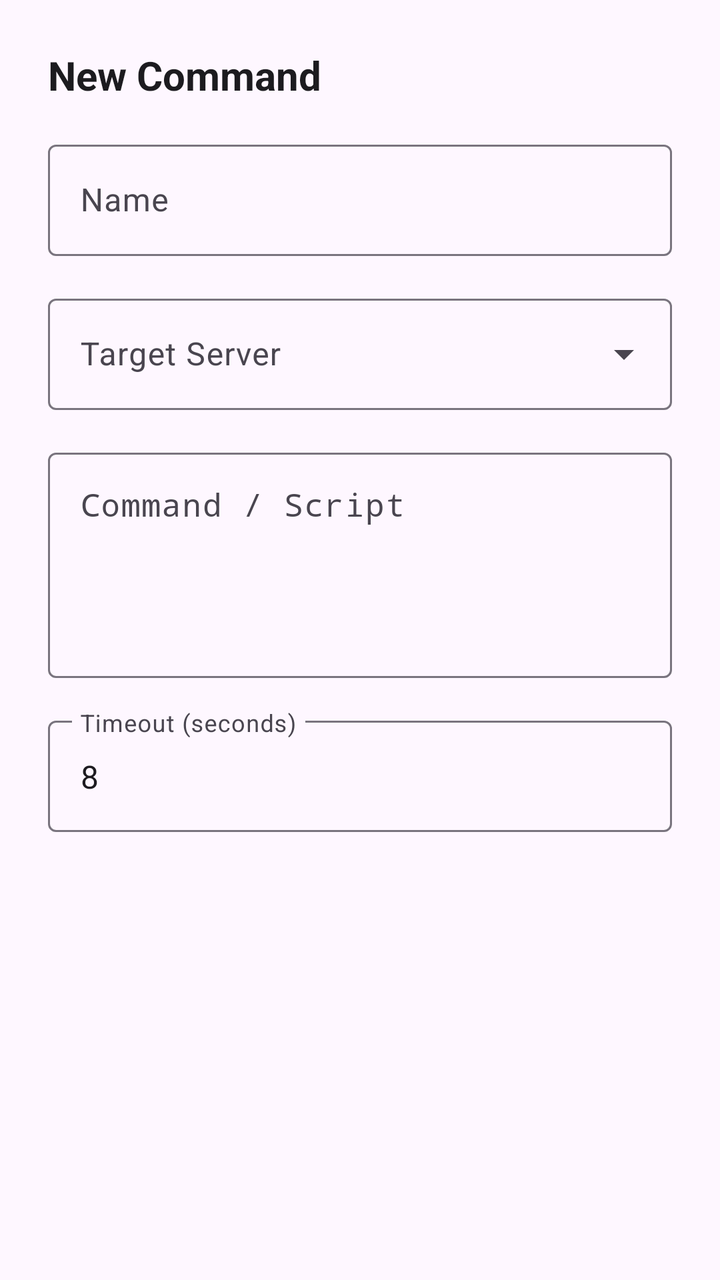
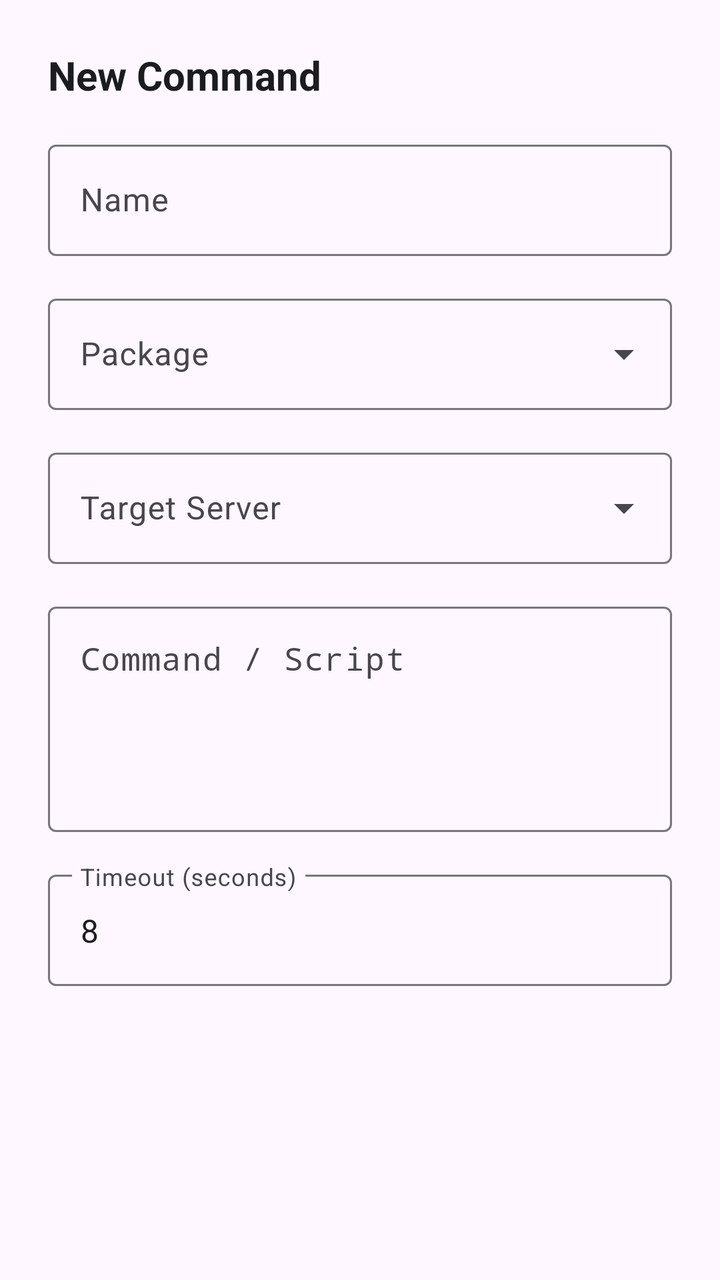

The first picture is an Android layout as it rendered before a commit; the second is the same layout after the commit. The layout source and the unified diff follow.
<!-- AndroidManifest.xml: application theme Theme.SSHRemoteExec -->
<!-- res/layout/dialog_edit_command.xml -->
<?xml version="1.0" encoding="utf-8"?>
<ScrollView xmlns:android="http://schemas.android.com/apk/res/android"
    xmlns:app="http://schemas.android.com/apk/res-auto"
    android:layout_width="match_parent"
    android:layout_height="wrap_content">

    <LinearLayout
        android:layout_width="match_parent"
        android:layout_height="wrap_content"
        android:orientation="vertical"
        android:padding="24dp">

        <TextView
            android:id="@+id/tv_dialog_title"
            android:layout_width="wrap_content"
            android:layout_height="wrap_content"
            android:text="@string/btn_add_command"
            android:textColor="@color/text_primary"
            android:textSize="20sp"
            android:textStyle="bold" />

        <com.google.android.material.textfield.TextInputLayout
            android:layout_width="match_parent"
            android:layout_height="wrap_content"
            android:layout_marginTop="16dp"
            android:hint="@string/name"
            app:boxBackgroundMode="outline">

            <com.google.android.material.textfield.TextInputEditText
                android:id="@+id/et_command_name"
                android:layout_width="match_parent"
                android:layout_height="wrap_content"
                android:singleLine="true" />
        </com.google.android.material.textfield.TextInputLayout>

        <com.google.android.material.textfield.TextInputLayout
            style="@style/Widget.Material3.TextInputLayout.OutlinedBox.ExposedDropdownMenu"
            android:layout_width="match_parent"
            android:layout_height="wrap_content"
            android:layout_marginTop="16dp"
            android:hint="@string/associate_server">

            <AutoCompleteTextView
                android:id="@+id/actv_server"
                android:layout_width="match_parent"
                android:layout_height="wrap_content"
                android:inputType="none" />
        </com.google.android.material.textfield.TextInputLayout>

        <com.google.android.material.textfield.TextInputLayout
            android:layout_width="match_parent"
            android:layout_height="wrap_content"
            android:layout_marginTop="16dp"
            android:hint="@string/command_content"
            app:boxBackgroundMode="outline">

            <com.google.android.material.textfield.TextInputEditText
                android:id="@+id/et_command_script"
                android:layout_width="match_parent"
                android:layout_height="wrap_content"
                android:fontFamily="monospace"
                android:gravity="top|start"
                android:lines="4"
                android:maxLines="8" />
        </com.google.android.material.textfield.TextInputLayout>

        <com.google.android.material.textfield.TextInputLayout
            android:layout_width="match_parent"
            android:layout_height="wrap_content"
            android:layout_marginTop="16dp"
            android:hint="@string/timeout_seconds"
            app:boxBackgroundMode="outline">

            <com.google.android.material.textfield.TextInputEditText
                android:id="@+id/et_timeout"
                android:layout_width="match_parent"
                android:layout_height="wrap_content"
                android:inputType="number"
                android:text="8" />
        </com.google.android.material.textfield.TextInputLayout>

    </LinearLayout>
</ScrollView>
<!-- resources referenced by this layout -->
<resources>
  <color name="text_primary">#1C1B1F</color>
  <string name="associate_server">Target Server</string>
  <string name="btn_add_command">New Command</string>
  <string name="command_content">Command / Script</string>
  <string name="name">Name</string>
  <string name="timeout_seconds">Timeout (seconds)</string>
  <style name="Theme.SSHRemoteExec" parent="Theme.Material3.DayNight.NoActionBar">
          <item name="colorPrimary">@color/primary</item>
          <item name="colorOnPrimary">@color/on_primary</item>
          <item name="colorPrimaryContainer">@color/primary_container</item>
          <item name="colorOnPrimaryContainer">@color/on_primary_container</item>
  
          <item name="colorSecondary">@color/secondary</item>
          <item name="colorOnSecondary">@color/on_secondary</item>
          <item name="colorSecondaryContainer">@color/secondary_container</item>
          <item name="colorOnSecondaryContainer">@color/on_secondary_container</item>
  
          
          <item name="android:statusBarColor">@color/primary</item>
          <item name="android:windowLightStatusBar">false</item>
      </style>
  <color name="primary">#006494</color>
  <color name="on_primary">#FFFFFF</color>
  <color name="primary_container">#CCE5FF</color>
  <color name="on_primary_container">#001D31</color>
  <color name="secondary">#00A896</color>
  <color name="on_secondary">#FFFFFF</color>
  <color name="secondary_container">#A3EADE</color>
  <color name="on_secondary_container">#00201C</color>
</resources>

<!-- the commit's change to res/layout/dialog_edit_command.xml (unified diff, before → after) -->
@@ -31,6 +31,20 @@
                 android:layout_width="match_parent"
                 android:layout_height="wrap_content"
                 android:singleLine="true" />
+        </com.google.android.material.textfield.TextInputLayout>
+
+        <com.google.android.material.textfield.TextInputLayout
+            style="@style/Widget.Material3.TextInputLayout.OutlinedBox.ExposedDropdownMenu"
+            android:layout_width="match_parent"
+            android:layout_height="wrap_content"
+            android:layout_marginTop="16dp"
+            android:hint="@string/package_group">
+
+            <AutoCompleteTextView
+                android:id="@+id/actv_package"
+                android:layout_width="match_parent"
+                android:layout_height="wrap_content"
+                android:inputType="text" />
         </com.google.android.material.textfield.TextInputLayout>
 
         <com.google.android.material.textfield.TextInputLayout
<!-- resource entries referenced after the edit -->
@@ -5,6 +5,7 @@
   <string name="btn_add_command">New Command</string>
   <string name="command_content">Command / Script</string>
   <string name="name">Name</string>
+  <string name="package_group">Package</string>
   <string name="timeout_seconds">Timeout (seconds)</string>
   <style name="Theme.SSHRemoteExec" parent="Theme.Material3.DayNight.NoActionBar">
           <item name="colorPrimary">@color/primary</item>
